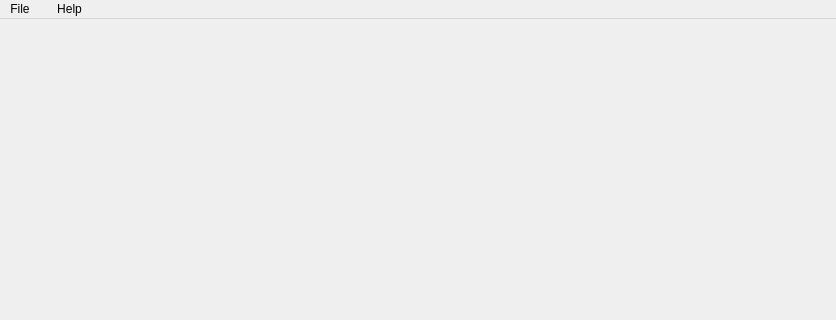
MedVisBonn/eyelab, file eyelab/views/ui/ui_main_window.ui: the form before one commit; both pictures show x 0 to 836 and y 0 to 320 of the 836 by 618 pixel window.
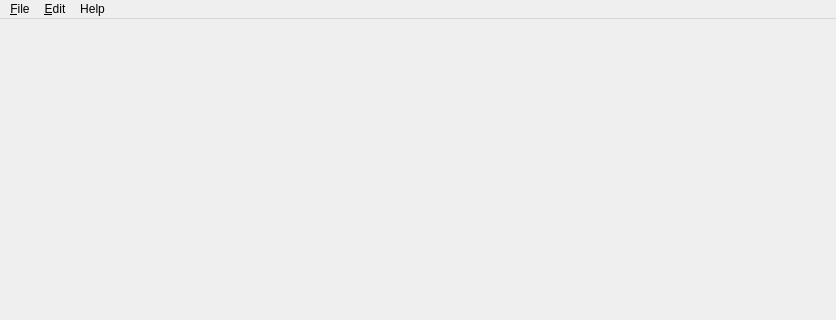
The form after the commit. Icons and pictures are not drawn.

Commit message: feat(eyelab): work in progress; integrate redo/undo framework; edit multiple layer segments independent of each other

The edit to the form file:
```diff
--- a/eyelab/views/ui/ui_main_window.ui
+++ b/eyelab/views/ui/ui_main_window.ui
@@ -27,7 +27,7 @@
    </property>
    <widget class="QMenu" name="menuFile">
     <property name="title">
-     <string>File</string>
+     <string>&amp;File</string>
     </property>
     <widget class="QMenu" name="menuUpload">
      <property name="title">
@@ -64,13 +64,13 @@
    </widget>
    <widget class="QMenu" name="menuEdit">
     <property name="enabled">
-     <bool>false</bool>
+     <bool>true</bool>
     </property>
     <property name="tearOffEnabled">
      <bool>false</bool>
     </property>
     <property name="title">
-     <string/>
+     <string>&amp;Edit</string>
     </property>
     <addaction name="actionUndo"/>
     <addaction name="actionRedo"/>
```
Left out of the diff: 108 changed lines with no effect on the pictures. The commit also changes 9 other files.
